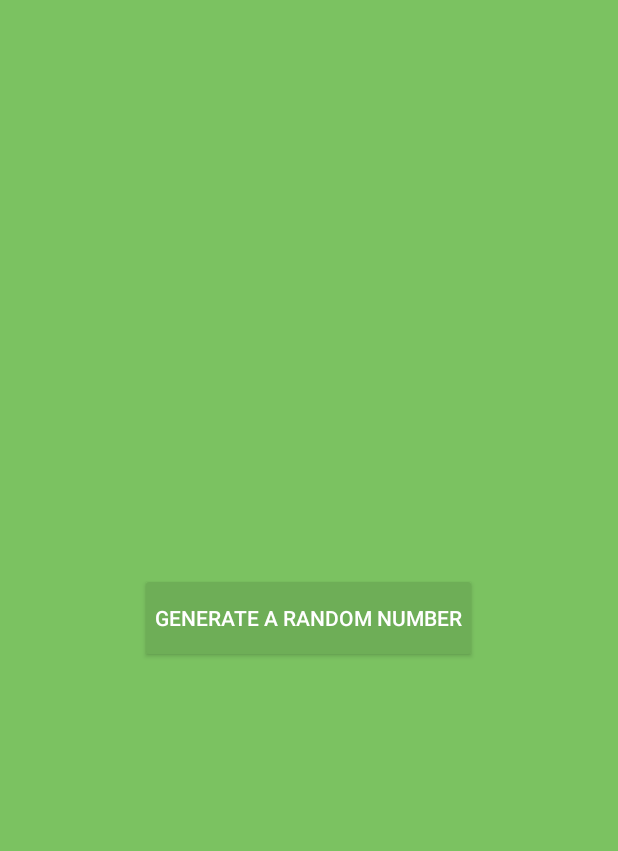
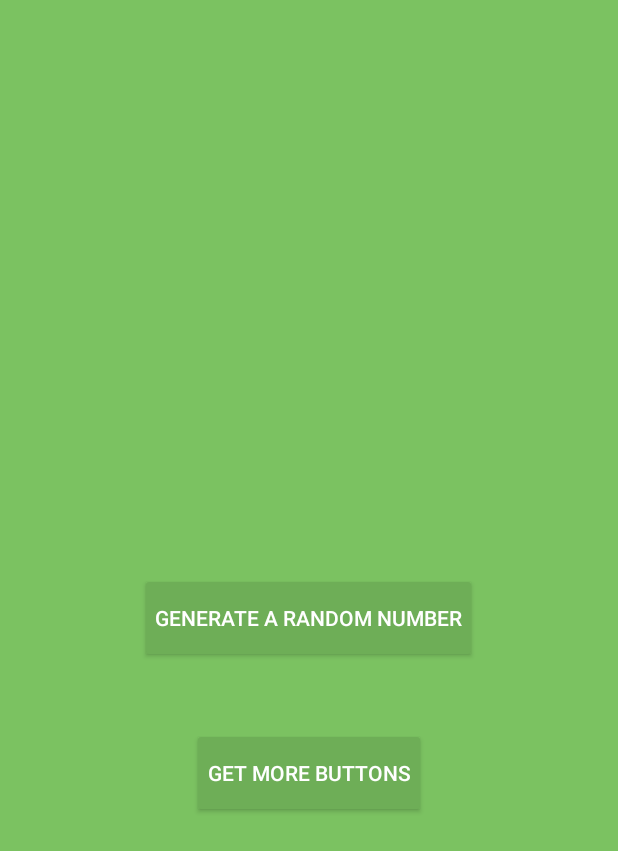
Before and after one commit to Lard4/Random_Number_Generator, an Android app: the layout activity_main.xml on its own in the app's theme, with its tools: preview values and no code run, on a phone screen of 412 x 824 dp. Shown: the top 851 px of the screen. Run offline under Robolectric (Android 15) with nearby library versions, the phone set to English and light mode, and no system bars.

Commit message:
Get more buttons bringup [WIP]

```diff
--- a/app/build.gradle
+++ b/app/build.gradle
@@ -22,4 +22,5 @@ android {
 dependencies {
     compile fileTree(dir: 'libs', include: ['*.jar'])
     compile 'com.android.support:appcompat-v7:23.0.1'
+    compile 'com.android.support:support-v4:23.0.1'
 }
--- a/app/src/main/res/layout/activity_main.xml
+++ b/app/src/main/res/layout/activity_main.xml
@@ -13,7 +13,7 @@
         android:layout_height="wrap_content"
         android:text="@string/button_text"
         android:textColor="@color/button_text_color"
-        android:id="@+id/button"
+        android:id="@+id/number_button"
         android:background="@drawable/button"
         android:clickable="true"
         android:layout_centerVertical="true"
@@ -23,4 +23,19 @@
         android:onClick="generateNumber"
         />
 
+    <Button
+        android:layout_width="wrap_content"
+        android:layout_height="wrap_content"
+        android:text="@string/button_more"
+        android:textColor="@color/button_text_color"
+        android:id="@+id/button_more"
+        android:background="@drawable/button"
+        android:clickable="true"
+        android:paddingStart="@dimen/button_text_padding_left"
+        android:paddingEnd="@dimen/button_text_padding_right"
+        android:onClick="moreButtons"
+        android:layout_marginTop="55dp"
+        android:layout_below="@+id/number_button"
+        android:layout_centerHorizontal="true" />
+
 </RelativeLayout>
```
Also changed, not shown: app/src/main/AndroidManifest.xml (+8 -0 lines), app/src/main/java/com/dirinc/randomnumbergenerator/GetButtonActivity.java (added, +39 -0 lines), app/src/main/java/com/dirinc/randomnumbergenerator/MainActivity.java (+12 -5 lines), app/src/main/res/layout/activity_get_button.xml (added, +27 -0 lines), app/src/main/res/menu/menu_get_button.xml (added, +7 -0 lines), app/src/main/res/values/strings.xml (+6 -3 lines), app/src/main/res/drawable/.easter_shrug.svg (deleted), app/src/main/res/mipmap-xxhdpi/ic_launcher.png, app/src/main/res/mipmap-xxxhdpi/ic_launcher.png, 1 other file.
